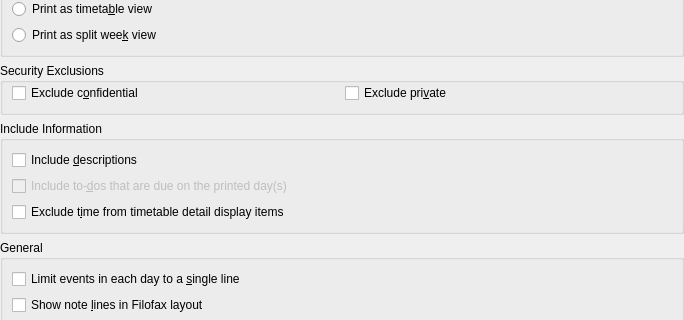
Qt form src/printing/calprintweekconfig_base.ui (KDE/calendarsupport) before a commit; both pictures show x 0 to 684 and y 157 to 477 of the 684 by 616 pixel window.
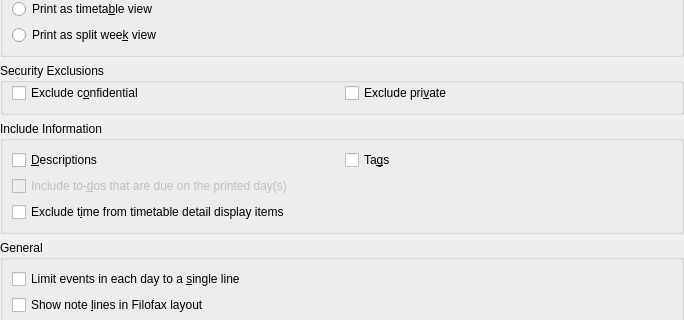
The same form after that commit. Custom widgets are drawn as their Qt base class.

Commit message: Allow printing of tags, and obey the Colors checkbox

```diff
--- a/src/printing/calprintweekconfig_base.ui
+++ b/src/printing/calprintweekconfig_base.ui
@@ -320,11 +320,24 @@
          <string>Check this option if you want to see the item descriptions printed.</string>
         </property>
         <property name="text">
-         <string>Include &amp;descriptions</string>
+         <string>&amp;Descriptions</string>
         </property>
        </widget>
       </item>
-      <item row="1" column="0">
+      <item row="0" column="1">
+       <widget class="QCheckBox" name="mIncludeCategories">
+        <property name="toolTip">
+         <string>Print item tags</string>
+        </property>
+        <property name="whatsThis">
+         <string>Check this option if you want to see the item tags printed.</string>
+        </property>
+        <property name="text">
+         <string>Ta&amp;gs</string>
+        </property>
+       </widget>
+      </item>
+      <item row="1" column="0" colspan="2">
        <widget class="QCheckBox" name="mIncludeTodos">
         <property name="enabled">
          <bool>false</bool>
```
Left out of the diff: 2 changed lines with no effect on the pictures. The commit also changes 6 other files.
